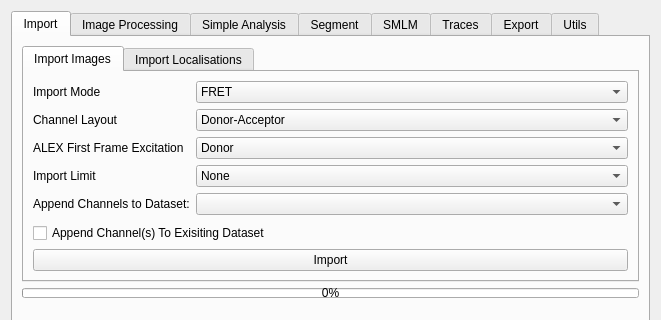
The window that src/napari_pixseq/GUI/pixseq_ui.ui (piedrro/napari-molseeq) describes before a commit, drawn with Qt 5; both pictures show x 0 to 661 and y 0 to 320 of the 661 by 626 pixel window.
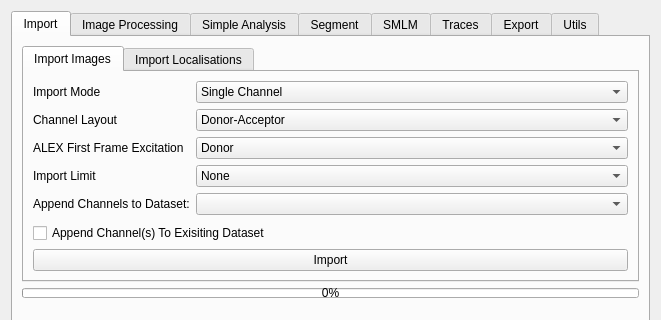
The same window after the commit.

Commit message: added single channel importing (avoids confusion for non FRET/ALEX data)

Patch:
```diff
--- a/src/napari_pixseq/GUI/pixseq_ui.ui
+++ b/src/napari_pixseq/GUI/pixseq_ui.ui
@@ -7,7 +7,7 @@
     <x>0</x>
     <y>0</y>
     <width>661</width>
-    <height>626</height>
+    <height>625</height>
    </rect>
   </property>
   <property name="windowTitle">
@@ -63,6 +63,11 @@
              </item>
              <item row="0" column="1">
               <widget class="QComboBox" name="pixseq_import_mode">
+               <item>
+                <property name="text">
+                 <string>Single Channel</string>
+                </property>
+               </item>
                <item>
                 <property name="text">
                  <string>FRET</string>
```
The commit also changes 8 other files.
